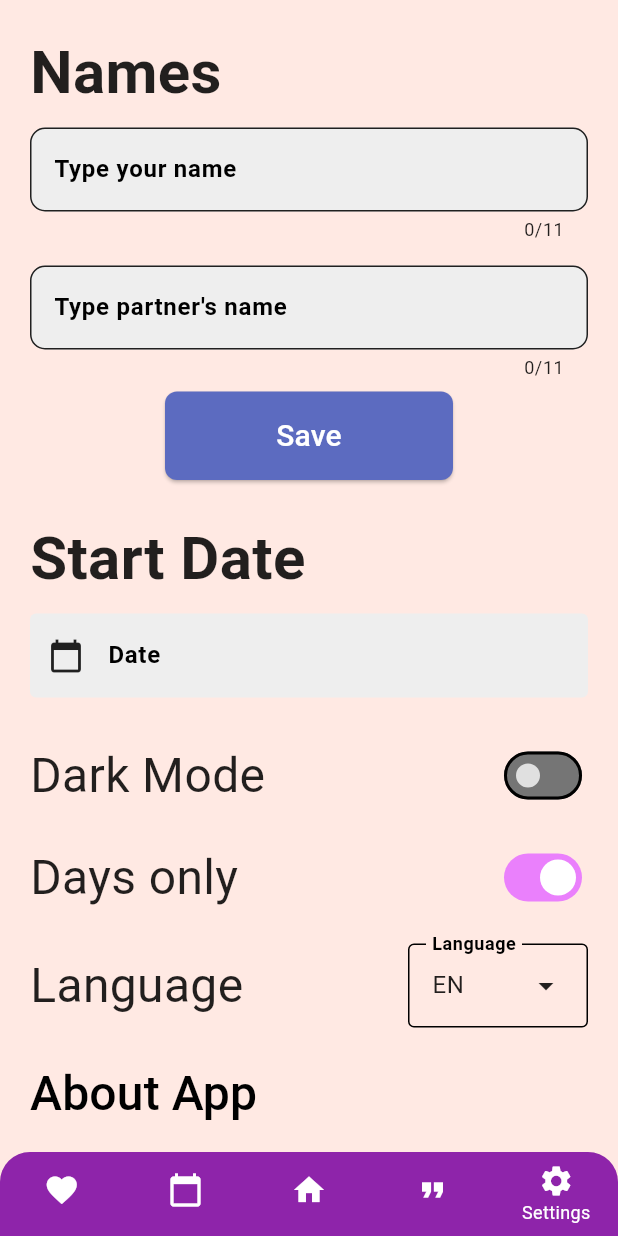
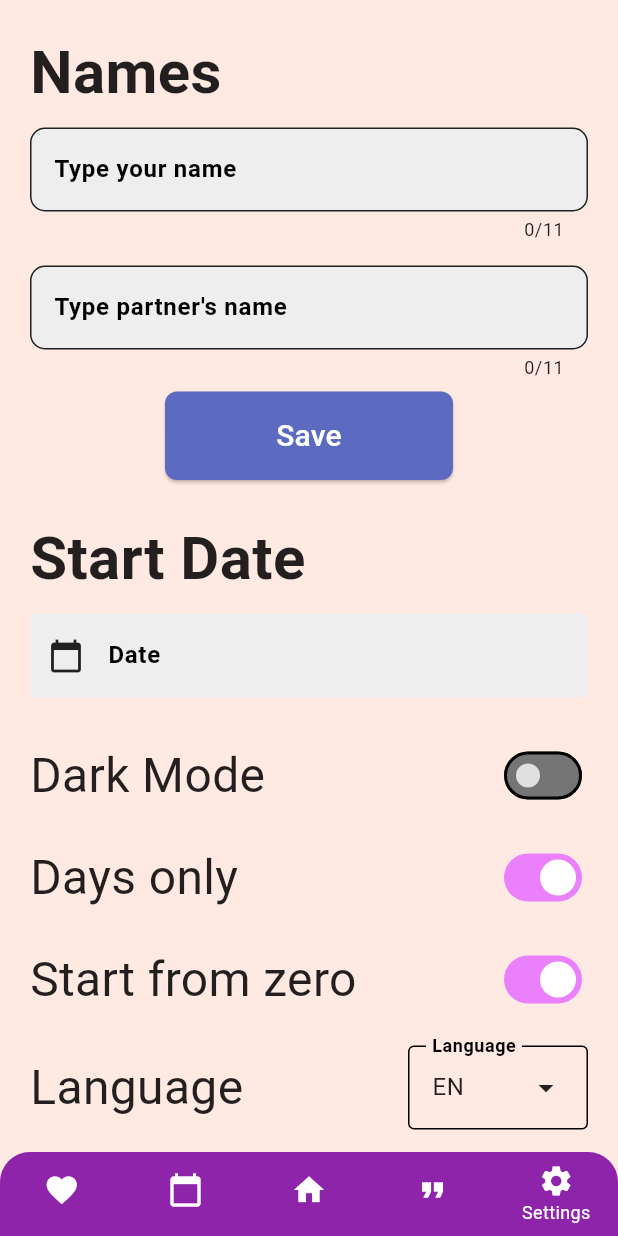
Before and after one commit to Fearplay/couplefy, a Flutter app: the screen it shows after launch, item 5 of the bottom bar chosen, on a phone screen of 412 x 824 dp. Run offline on Flutter 3.47's test engine with Material 3 defaults, Android fonts, the phone set to English and light mode, and no system bars; our stand-ins replace google_fonts, image_picker, shared_preferences; missing offline and left inert: dart:ffi.

Commit message:
a lot of changes. Mainly date picker was fixed and new switch was added for support days from zero

```diff
--- a/lib/app.dart
+++ b/lib/app.dart
@@ -13,31 +13,29 @@ import 'package:couplefy/utils/shared_preferences_utils.dart';
 
 class MyApp extends StatefulWidget {
   const MyApp({super.key});
+
   static Locale? language;
 
-  static _MyAppState? of(BuildContext context) =>
-      context.findAncestorStateOfType<_MyAppState>();
-
+  static MyAppState? of(BuildContext context) =>
+      context.findAncestorStateOfType<MyAppState>();
 
   @override
-  State<MyApp> createState() => _MyAppState();
+  State<MyApp> createState() => MyAppState();
 }
 
-class _MyAppState extends State<MyApp> {
+class MyAppState extends State<MyApp> {
   @override
   void initState() {
     super.initState();
 
     MyApp.language = Locale(SharedPreferencesUtils.selectedValue ?? "en");
-
   }
-
 
   @override
   Widget build(BuildContext context) {
     return ValueListenableBuilder<bool>(
       valueListenable: SharedPreferencesUtils.darkMode,
-      builder: (context, darkMode, _){
+      builder: (context, darkMode, _) {
         return MaterialApp(
           debugShowCheckedModeBanner: false,
           locale: MyApp.language,
@@ -53,9 +51,7 @@ return MaterialApp(
           ],
           theme: appThemeLight,
           darkTheme: appThemeDark,
-        themeMode:darkMode ?
-            ThemeMode.dark :
-            ThemeMode.light,
+          themeMode: darkMode ? ThemeMode.dark : ThemeMode.light,
           title: 'Couplefy',
           home: MainLayout(),
         );
--- a/lib/l10n/app_cs.arb
+++ b/lib/l10n/app_cs.arb
@@ -19,6 +19,7 @@
   "settingsNameTitle": "Jména",
   "firstNameHint": "Zadejte své jméno",
   "secondNameHint": "Zadejte jméno partnera",
+  "dateWriteHint": "mm/dd/rrrr",
   "quoteButton": "Nový Citát",
   "saveButton": "Uložit",
   "namesFallback": "Musíš zadat obě jména v nastavení!",
@@ -26,8 +27,10 @@
     "description": "Uživatel nevybral obě jména"
   },
   "snackBarNames": "Obě jména musí být vyplněná!",
+  "snackBarSave": "Jména byla uložena!",
   "settingsDateTitle": "Začátek data",
   "dateLabel": "Datum",
+  "datePickerHintText" : "Vyberte datum",
   "yearsText": "{countYears, plural,one{{countYears} rok} few{{countYears} roky} other{{countYears} let}}",
   "@yearsText": {
     "description": "New messages count on the Home screen",
@@ -58,6 +61,7 @@
   },
     "darkModeText": "Tmavý režim",
   "showOnlyDaysText": "Jen dny",
+  "startFromZeroText": "Začít od nuly",
   "appLanguageText": "Jazyk",
     "appLanguageMenuLabel": "Jazyk",
   "appMenuItemEnglish": "Angličtina",
--- a/lib/l10n/app_en.arb
+++ b/lib/l10n/app_en.arb
@@ -19,6 +19,7 @@
   "settingsNameTitle": "Names",
   "firstNameHint": "Type your name",
   "secondNameHint": "Type partner's name",
+  "dateWriteHint": "mm/dd/yyyy",
   "quoteButton": "New Quote",
   "saveButton": "Save",
   "namesFallback": "You need to update both names in the settings!",
@@ -26,8 +27,10 @@
     "description": "User didn't choose both names"
   },
   "snackBarNames": "Both names must be filled!",
+  "snackBarSave": "Names were saved!",
   "settingsDateTitle": "Start Date",
   "dateLabel": "Date",
+  "datePickerHintText" : "Select date",
   "yearsText": "{countYears, plural, one{{countYears} year} other{{countYears} years}}",
   "@yearsText": {
     "description": "New messages count on the Home screen",
@@ -58,6 +61,7 @@
   },
   "darkModeText": "Dark Mode",
   "showOnlyDaysText": "Days only",
+  "startFromZeroText": "Start from zero",
   "appLanguageText": "Language",
   "appLanguageMenuLabel": "Language",
   "appMenuItemEnglish": "English",
--- a/lib/l10n/app_localizations.dart
+++ b/lib/l10n/app_localizations.dart
@@ -62,7 +62,8 @@ import 'app_localizations_en.dart';
 /// be consistent with the languages listed in the AppLocalizations.supportedLocales
 /// property.
 abstract class AppLocalizations {
-  AppLocalizations(String locale) : localeName = intl.Intl.canonicalizedLocale(locale.toString());
+  AppLocalizations(String locale)
+    : localeName = intl.Intl.canonicalizedLocale(locale.toString());
 
   final String localeName;
 
@@ -70,7 +71,8 @@ abstract class AppLocalizations {
     return Localizations.of<AppLocalizations>(context, AppLocalizations);
   }
 
-  static const LocalizationsDelegate<AppLocalizations> delegate = _AppLocalizationsDelegate();
+  static const LocalizationsDelegate<AppLocalizations> delegate =
+      _AppLocalizationsDelegate();
 
   /// A list of this localizations delegate along with the default localizations
   /// delegates.
@@ -82,17 +84,18 @@ abstract class AppLocalizations {
   /// Additional delegates can be added by appending to this list in
   /// MaterialApp. This list does not have to be used at all if a custom list
   /// of delegates is preferred or required.
-  static const List<LocalizationsDelegate<dynamic>> localizationsDelegates = <LocalizationsDelegate<dynamic>>[
-    delegate,
-    GlobalMaterialLocalizations.delegate,
-    GlobalCupertinoLocalizations.delegate,
-    GlobalWidgetsLocalizations.delegate,
-  ];
+  static const List<LocalizationsDelegate<dynamic>> localizationsDelegates =
+      <LocalizationsDelegate<dynamic>>[
+        delegate,
+        GlobalMaterialLocalizations.delegate,
+        GlobalCupertinoLocalizations.delegate,
+        GlobalWidgetsLocalizations.delegate,
+      ];
 
   /// A list of this localizations delegate's supported locales.
   static const List<Locale> supportedLocales = <Locale>[
     Locale('en'),
-    Locale('cs')
+    Locale('cs'),
   ];
 
   /// No description provided for @appName.
@@ -173,6 +176,12 @@ abstract class AppLocalizations {
   /// **'Type partner\'s name'**
   String get secondNameHint;
 
+  /// No description provided for @dateWriteHint.
+  ///
+  /// In en, this message translates to:
+  /// **'mm/dd/yyyy'**
+  String get dateWriteHint;
+
   /// No description provided for @quoteButton.
   ///
   /// In en, this message translates to:
@@ -197,6 +206,12 @@ abstract class AppLocalizations {
   /// **'Both names must be filled!'**
   String get snackBarNames;
 
+  /// No description provided for @snackBarSave.
+  ///
+  /// In en, this message translates to:
+  /// **'Names were saved!'**
+  String get snackBarSave;
+
   /// No description provided for @settingsDateTitle.
   ///
   /// In en, this message translates to:
@@ -208,6 +223,12 @@ abstract class AppLocalizations {
   /// In en, this message translates to:
   /// **'Date'**
   String get dateLabel;
+
+  /// No description provided for @datePickerHintText.
+  ///
+  /// In en, this message translates to:
+  /// **'Select date'**
+  String get datePickerHintText;
 
   /// New messages count on the Home screen
   ///
@@ -244,6 +265,12 @@ abstract class AppLocalizations {
   /// In en, this message translates to:
   /// **'Days only'**
   String get showOnlyDaysText;
+
+  /// No description provided for @startFromZeroText.
+  ///
+  /// In en, this message translates to:
+  /// **'Start from zero'**
+  String get startFromZeroText;
 
   /// No description provided for @appLanguageText.
   ///
@@ -306,7 +333,8 @@ abstract class AppLocalizations {
   String get settingsButtonNavigation;
 }
 
-class _AppLocalizationsDelegate extends LocalizationsDelegate<AppLocalizations> {
+class _AppLocalizationsDelegate
+    extends LocalizationsDelegate<AppLocalizations> {
   const _AppLocalizationsDelegate();
 
   @override
@@ -315,25 +343,26 @@ class _AppLocalizationsDelegate extends LocalizationsDelegate<AppLocalizations>
   }
 
   @override
-  bool isSupported(Locale locale) => <String>['cs', 'en'].contains(locale.languageCode);
+  bool isSupported(Locale locale) =>
+      <String>['cs', 'en'].contains(locale.languageCode);
 
   @override
   bool shouldReload(_AppLocalizationsDelegate old) => false;
 }
 
 AppLocalizations lookupAppLocalizations(Locale locale) {
-
-
   // Lookup logic when only language code is specified.
   switch (locale.languageCode) {
-    case 'cs': return AppLocalizationsCs();
-    case 'en': return AppLocalizationsEn();
+    case 'cs':
+      return AppLocalizationsCs();
+    case 'en':
+      return AppLocalizationsEn();
   }
 
   throw FlutterError(
     'AppLocalizations.delegate failed to load unsupported locale "$locale". This is likely '
     'an issue with the localizations generation tool. Please file an issue '
     'on GitHub with a reproducible sample app and the gen-l10n configuration '
-    'that was used.'
+    'that was used.',
   );
 }
--- a/lib/screens/name_day_screen.dart
+++ b/lib/screens/name_day_screen.dart
@@ -24,8 +24,6 @@ class _NameDayScreenState extends State<NameDayScreen> {
 
   @override
   Widget build(BuildContext context) {
-    print(savedLanguage);
-
     return Column(
       crossAxisAlignment: CrossAxisAlignment.start,
       children: [
--- a/lib/theme/app_colors.dart
+++ b/lib/theme/app_colors.dart
@@ -10,6 +10,7 @@ class AppColors{
   static Color primaryFixedLight = Color(0xFFE6E6FA);
   static Color secondaryFixedLight = Color(0xFFDDA0DD);
   static Color errorLight = Colors.red.shade900;
+  static Color tertiaryLight = Colors.green; //SnackBar Success
   static const Color onErrorLight = Colors.white;
   static const Color surfaceTintLight = Colors.transparent;
   static const Color selectedItemColorLight = Colors.white;
@@ -28,6 +29,7 @@ class AppColors{
   static Color primaryFixedDark = Color(0xFF2A2A72);
   static Color secondaryFixedDark = Color(0xFF9D4EDD);
   static Color errorDark = Colors.red.shade900;
+  static Color tertiaryDark = Colors.greenAccent.shade700; //SnackBar Success
   static const Color onErrorDark = Colors.white;
   static const Color surfaceTintDark = Colors.transparent;
   static const Color selectedItemColorDark = Colors.white;
--- a/lib/theme/app_theme_dark.dart
+++ b/lib/theme/app_theme_dark.dart
@@ -12,7 +12,7 @@ ThemeData appThemeDark = ThemeData(
     secondaryContainer: AppColors.secondaryContainerDark,
     primaryFixed: AppColors.primaryFixedDark,
     secondaryFixed: AppColors.secondaryFixedDark,
-    // tertiary: AppColors.tertiaryDark,
+    tertiary: AppColors.tertiaryDark,
     error: AppColors.errorDark,
     onError: AppColors.onErrorDark,
     surfaceTint: AppColors.surfaceDark,
--- a/lib/theme/app_theme_light.dart
+++ b/lib/theme/app_theme_light.dart
@@ -12,7 +12,7 @@ ThemeData appThemeLight = ThemeData(
     secondaryContainer: AppColors.secondaryContainerLight,
     primaryFixed: AppColors.primaryFixedLight,
     secondaryFixed: AppColors.secondaryFixedLight,
-    // tertiary: AppColors.tertiaryLight,
+    tertiary: AppColors.tertiaryLight,
     error: AppColors.errorLight,
     onError: AppColors.onErrorLight,
     surfaceTint: AppColors.surfaceTintLight,
--- a/lib/utils/date_picker_utils.dart
+++ b/lib/utils/date_picker_utils.dart
@@ -1,10 +1,10 @@
 import 'dart:ffi';
 
+import 'package:couplefy/utils/shared_preferences_utils.dart';
 import 'package:flutter/material.dart';
 import 'package:couplefy/app.dart';
 import 'package:couplefy/l10n/app_localizations.dart';
 import 'package:intl/intl.dart';
-
 
 class DatePickerUtils {
   static String? loveDate;
@@ -17,6 +17,8 @@ class DatePickerUtils {
   }) async {
     return await showDatePicker(
         context: context,
+        keyboardType: TextInputType.text,
+        fieldHintText: AppLocalizations.of(context)!.dateWriteHint,
         firstDate: DateTime(1900),
         lastDate: DateTime.now(),
         initialDate:
@@ -65,9 +67,9 @@ class DatePickerUtils {
     return 0;
   }
 
-  static String? daysTogether(BuildContext context) {
+  static String? startFromZero(BuildContext context, int number){
           if (loveDate != null) {
-      return AppLocalizations.of(context)!.daysText(differenceDays());
+        return AppLocalizations.of(context)!.daysText(differenceDays()+number);
         // return differenceDays() == 1
         //     ? "${differenceDays().toString()} day Together"
         //     : "${differenceDays().toString()} days Together";
@@ -75,9 +77,35 @@ class DatePickerUtils {
       return AppLocalizations.of(context)!.daysText(0);
   }
 
+
+
+
+
+  static String? daysTogether(BuildContext context) {
+    if (SharedPreferencesUtils.startFromZero.value == true) {
+      // if (loveDate != null) {
+      //   return AppLocalizations.of(context)!.daysText(differenceDays());
+      //   // return differenceDays() == 1
+      //   //     ? "${differenceDays().toString()} day Together"
+      //   //     : "${differenceDays().toString()} days Together";
+      // }
+      // return AppLocalizations.of(context)!.daysText(0);
+      return startFromZero(context, 0);
+    } else {
+      // if (loveDate != null) {
+      //   return AppLocalizations.of(context)!.daysText(differenceDays() + 1);
+      //   // return differenceDays() == 1
+      //   //     ? "${differenceDays().toString()} day Together"
+      //   //     : "${differenceDays().toString()} days Together";
+      // }
+      // return AppLocalizations.of(context)!.daysText(0);
+      return startFromZero(context, 1);
+    }
+  }
+
   static int _daysToYears() {
     int? days = differenceDays();
-    double year = days! / 365.25;
+    double year = days / 365.25;
 
     return year.floor();
   }
@@ -150,18 +178,9 @@ static List<dynamic> _countOfYears() {
     int weeks = days ~/ 7;
     days = days % 7;
     return [years, months, weeks, days];
-
   }
 
-
-
   static List<dynamic> yearsTogether(BuildContext context) {
-
-
-
-
-
-
     if (loveDate != null) {
       return [
         AppLocalizations.of(context)!.yearsText(_countOfYears()[0]),
--- a/lib/utils/shared_preferences_utils.dart
+++ b/lib/utils/shared_preferences_utils.dart
@@ -8,6 +8,7 @@ import 'package:shared_preferences/shared_preferences.dart';
 
 class SharedPreferencesUtils{
   static final ValueNotifier<bool> darkMode = ValueNotifier<bool>(true);
+  static final ValueNotifier<bool> startFromZero = ValueNotifier<bool>(true);
   static File? userImage;
   static String? selectedValue;
   static Future<void> init() async {
@@ -30,6 +31,7 @@ class SharedPreferencesUtils{
     // SWITCH
     DatePickerUtils.showOnlyDays.value = prefs.getBool('showOnlyDays') ?? true;
     darkMode.value = prefs.getBool('darkMode') ?? false;
+    startFromZero.value = prefs.getBool('startFromZero') ?? true;
 
 
     // DatePickerUtils.showOnlyDays.value = prefs.getBool('showOnlyDays') ?? false;
@@ -81,6 +83,11 @@ static Future<void> setShowOnlyDays(bool value) async {
   await prefs.setBool("showOnlyDays", value);
 }
 
+static Future<void> setStartFromZero(bool value) async {
+  final prefs = await SharedPreferences.getInstance();
+  await prefs.setBool("startFromZero", value);
+}
+
 static Future<void> setDarkMode(bool value) async {
   final prefs = await SharedPreferences.getInstance();
   await prefs.setBool("darkMode", value);
--- a/lib/widgets/lovescreen/love_counter_image_pick.dart
+++ b/lib/widgets/lovescreen/love_counter_image_pick.dart
@@ -38,9 +38,9 @@ Future<void> _pickImage() async {
 
   _provider = ResizeImage(FileImage(file), width: 800, height: 800);
 
+if (!mounted) return;
+  await precacheImage(_provider, context);
 
-  await precacheImage(_provider, context);
-  if (!mounted) return;
   setState(() => _userImage = file);
 }
 
--- a/lib/widgets/settings/date_row.dart
+++ b/lib/widgets/settings/date_row.dart
@@ -61,6 +61,7 @@ class _DateRowState extends State<DateRow> {
             controller: _dateController,
             decoration: InputDecoration(
               labelText: AppLocalizations.of(context)!.dateLabel,
+              hintText: AppLocalizations.of(context)!.datePickerHintText,
               labelStyle: AppTextStyles.hintText(context),
               filled: true,
               fillColor: Theme.of(context).colorScheme.secondaryContainer,
--- a/lib/widgets/settings/option_buttons_row.dart
+++ b/lib/widgets/settings/option_buttons_row.dart
@@ -1,3 +1,4 @@
+import 'package:couplefy/widgets/settings/options/start_from_zero_switch.dart';
 import 'package:flutter/material.dart';
 import 'package:couplefy/widgets/settings/options/about_row.dart';
 import 'package:couplefy/widgets/settings/options/dark_mode_switch.dart';
@@ -12,17 +13,27 @@ class OptionButtonsRow extends StatelessWidget {
     return Column(
       mainAxisAlignment: MainAxisAlignment.spaceBetween,
       children: const [
-         SizedBox(height: 20,),
+        SizedBox(
+          height: 20,
+        ),
         DarkModeSwitch(),
-         SizedBox(height: 20,),
+        SizedBox(
+          height: 20,
+        ),
         DaysOnlySwitch(),
-         SizedBox(height: 20,),
+        SizedBox(
+          height: 20,
+        ),
+        StartFromZeroSwitch(),
+        SizedBox(
+          height: 20,
+        ),
         LanguageMenu(),
-                 SizedBox(height: 20,),
+        SizedBox(
+          height: 20,
+        ),
         AboutRow(),
       ],
     );
-
-
   }
 }
--- /dev/null
+++ b/lib/widgets/settings/options/start_from_zero_switch.dart
@@ -0,0 +1,46 @@
+import 'package:flutter/material.dart';
+import 'package:couplefy/theme/app_colors.dart';
+import 'package:couplefy/theme/app_text_styles.dart';
+import 'package:couplefy/utils/date_picker_utils.dart';
+import 'package:couplefy/utils/shared_preferences_utils.dart';
+import 'package:shared_preferences/shared_preferences.dart';
+import 'package:couplefy/l10n/app_localizations.dart';
+
+class StartFromZeroSwitch extends StatefulWidget {
+  const StartFromZeroSwitch({super.key});
+
+  @override
+  State<StartFromZeroSwitch> createState() => _StartFromZeroSwitchState();
+}
+
+class _StartFromZeroSwitchState extends State<StartFromZeroSwitch> {
+  @override
+  Widget build(BuildContext context) {
+    return Row(
+      mainAxisAlignment: MainAxisAlignment.spaceBetween,
+      children: [
+        Text(
+          AppLocalizations.of(context)!.startFromZeroText,
+          style: AppTextStyles.optionsText(context),
+        ),
+        Switch(
+          activeColor: AppColors.switchActiveColor,
+          inactiveThumbColor: AppColors.switchInactiveThumbColor,
+
+          activeTrackColor: AppColors.switchActiveTrackColor,
+          inactiveTrackColor: AppColors.switchInactiveTrackColor,
+
+          // thumbIcon: thumbIcon(Icons.safety_check),
+          value: SharedPreferencesUtils.startFromZero.value,
+
+          onChanged: (bool value) async {
+            setState(() {
+              SharedPreferencesUtils.startFromZero.value = value;
+            });
+            await SharedPreferencesUtils.setStartFromZero(value);
+          },
+        ),
+      ],
+    );
+  }
+}
--- a/pubspec.yaml
+++ b/pubspec.yaml
@@ -32,7 +32,7 @@ dependencies:
     sdk: flutter
   flutter_localizations:
     sdk: flutter
-  intl: ^0.19.0
+  intl: ^0.20.2
   image_picker: ^1.1.2
   path_provider: ^2.1.5
   flutter_native_splash: ^2.4.6
```
Also changed, not shown: lib/l10n/app_localizations_cs.dart (+12 -0 lines), lib/l10n/app_localizations_en.dart (+12 -0 lines), lib/widgets/settings/name_row.dart (+13 -0 lines), pubspec.lock, 2 other files. Lines whose indentation alone changed are shown as unchanged.
